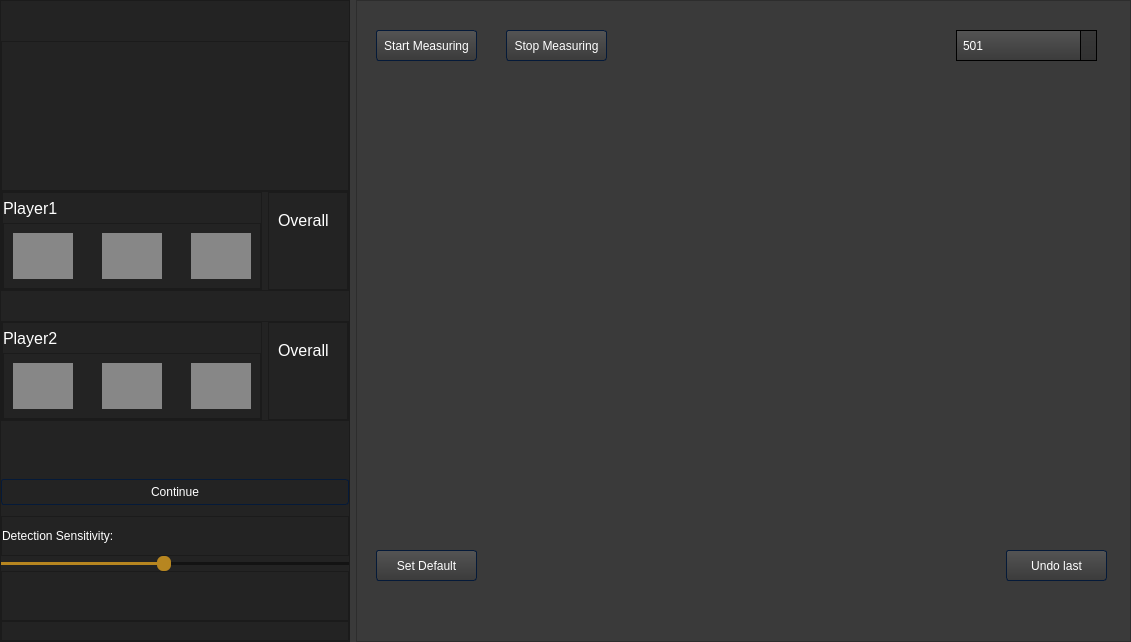
The window that QT_GUI_Elements/dart_main_gui.ui (LarsG21/Darts_Project) describes before a commit, drawn with Qt 5.
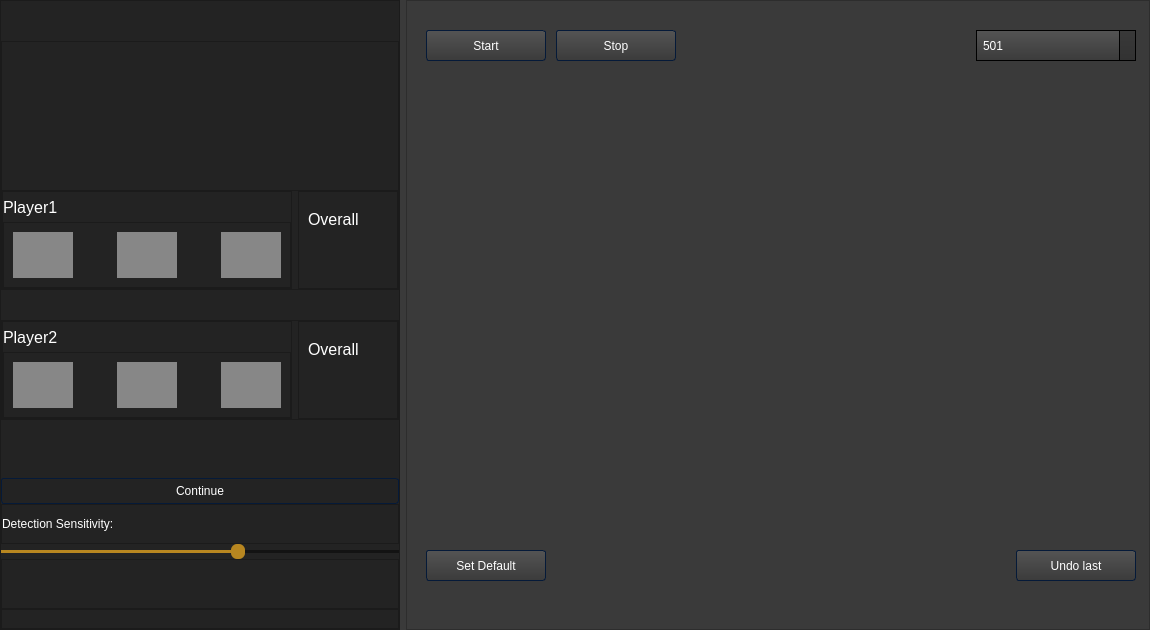
The same window after the commit. Icons and pictures are not drawn.

Diff of the .ui file:
```diff
--- a/QT_GUI_Elements/dart_main_gui.ui
+++ b/QT_GUI_Elements/dart_main_gui.ui
@@ -6,14 +6,14 @@
    <rect>
     <x>0</x>
     <y>0</y>
-    <width>1131</width>
-    <height>642</height>
+    <width>1150</width>
+    <height>630</height>
    </rect>
   </property>
   <property name="minimumSize">
    <size>
-    <width>1131</width>
-    <height>642</height>
+    <width>1150</width>
+    <height>630</height>
    </size>
   </property>
   <property name="windowTitle">
@@ -1031,6 +1031,12 @@
         <verstretch>0</verstretch>
        </sizepolicy>
       </property>
+      <property name="minimumSize">
+       <size>
+        <width>400</width>
+        <height>0</height>
+       </size>
+      </property>
       <property name="maximumSize">
        <size>
         <width>350</width>
@@ -1335,7 +1341,7 @@
            <widget class="QFrame" name="overall_score_and_counter">
             <property name="minimumSize">
              <size>
-              <width>80</width>
+              <width>100</width>
               <height>0</height>
              </size>
             </property>
@@ -1597,7 +1603,7 @@
            <widget class="QFrame" name="overall_score_and_counter_2">
             <property name="minimumSize">
              <size>
-              <width>80</width>
+              <width>100</width>
               <height>0</height>
              </size>
             </property>
@@ -1742,7 +1748,7 @@
        <item>
         <widget class="QSlider" name="detection_sensitivity_slider">
          <property name="minimum">
-          <number>15</number>
+          <number>10</number>
          </property>
          <property name="maximum">
           <number>30</number>
@@ -1804,7 +1810,7 @@
         <rect>
          <x>20</x>
          <y>550</y>
-         <width>101</width>
+         <width>120</width>
          <height>31</height>
         </rect>
        </property>
@@ -1817,12 +1823,18 @@
         <rect>
          <x>20</x>
          <y>30</y>
-         <width>101</width>
+         <width>120</width>
          <height>31</height>
         </rect>
        </property>
+       <property name="minimumSize">
+        <size>
+         <width>92</width>
+         <height>0</height>
+        </size>
+       </property>
        <property name="text">
-        <string>Start Measuring</string>
+        <string>Start</string>
        </property>
       </widget>
       <widget class="QPushButton" name="stop_measuring_button">
@@ -1830,20 +1842,26 @@
         <rect>
          <x>150</x>
          <y>30</y>
-         <width>101</width>
+         <width>120</width>
          <height>31</height>
         </rect>
        </property>
+       <property name="minimumSize">
+        <size>
+         <width>92</width>
+         <height>0</height>
+        </size>
+       </property>
        <property name="text">
-        <string>Stop Measuring</string>
+        <string>Stop</string>
        </property>
       </widget>
       <widget class="QPushButton" name="undo_last_throw_button">
        <property name="geometry">
         <rect>
-         <x>650</x>
+         <x>610</x>
          <y>550</y>
-         <width>101</width>
+         <width>120</width>
          <height>31</height>
         </rect>
        </property>
@@ -1870,9 +1888,9 @@
       <widget class="QComboBox" name="initial_score_comboBox">
        <property name="geometry">
         <rect>
-         <x>600</x>
+         <x>570</x>
          <y>30</y>
-         <width>141</width>
+         <width>160</width>
          <height>31</height>
         </rect>
        </property>
```
